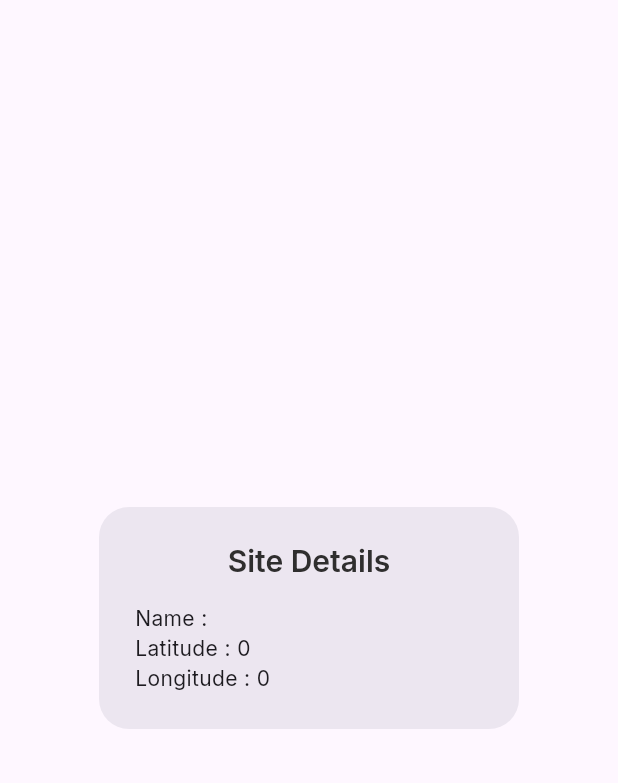
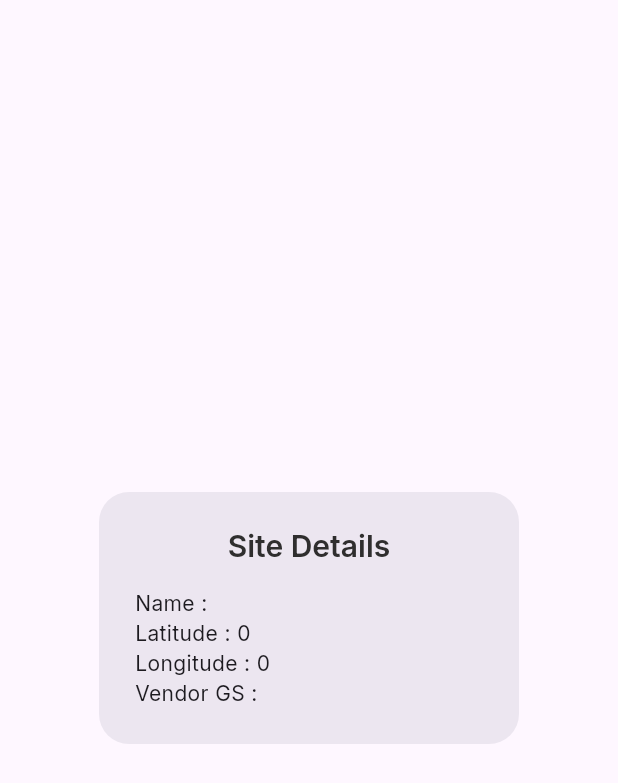
Before and after one commit to ranggshadow27/top_web, a Flutter app: the SiteDetailsDialog widget shown alone on an empty page, opened directly with empty values, on a phone screen of 412 x 824 dp. Shown: the top 783 px of the screen. Run offline on Flutter 3.47's test engine with Material 3 defaults, Android fonts, the phone set to English and light mode, and no system bars; our stand-ins replace cloud_firestore, dropdown_search, firebase_auth, firebase_core, flutter_map, font_awesome_flutter and 3 more; accounts and stored records are empty.

Commit message:
Adjust Home & Provision Data

```diff
--- a/lib/app/modules/home/controllers/home_controller.dart
+++ b/lib/app/modules/home/controllers/home_controller.dart
@@ -56,14 +56,16 @@ class HomeController extends GetxController {
   ].obs;
 
   Future<List> getRemoteData() async {
-    var query = await firestore.collection('remote_data').orderBy('createdAt').get();
+    var query =
+        await firestore.collection('remote_data').orderBy('createdAt').get();
 
     return query.docs
         .map(
           (doc) => {
             'lat': double.parse(doc['lat']),
             'long': double.parse(doc['long']),
-            'name': doc['remoteName']
+            'name': doc['remoteName'],
+            'gs': doc['gsVendor'],
           },
         )
         .toList();
--- a/lib/app/modules/home/views/home_content_view.dart
+++ b/lib/app/modules/home/views/home_content_view.dart
@@ -165,6 +165,9 @@ class SiteDetailsDialog extends StatelessWidget {
           Text(
             "Longitude : ${location['long']}",
           ),
+          Text(
+            "Vendor GS : ${location['gs']}",
+          ),
         ],
       ),
     );
```
Also changed, not shown: lib/app/modules/provision/controllers/provision_content_controller.dart (+14 -4 lines), lib/app/modules/provision/views/provision_content_view.dart (+9 -3 lines).
